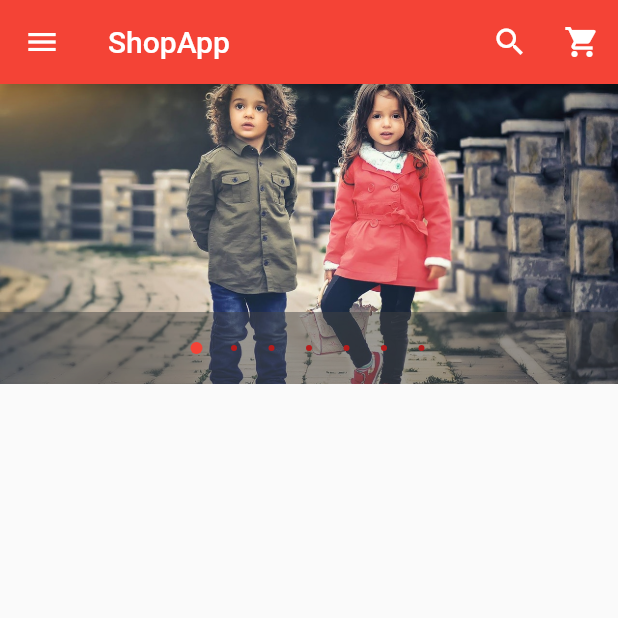
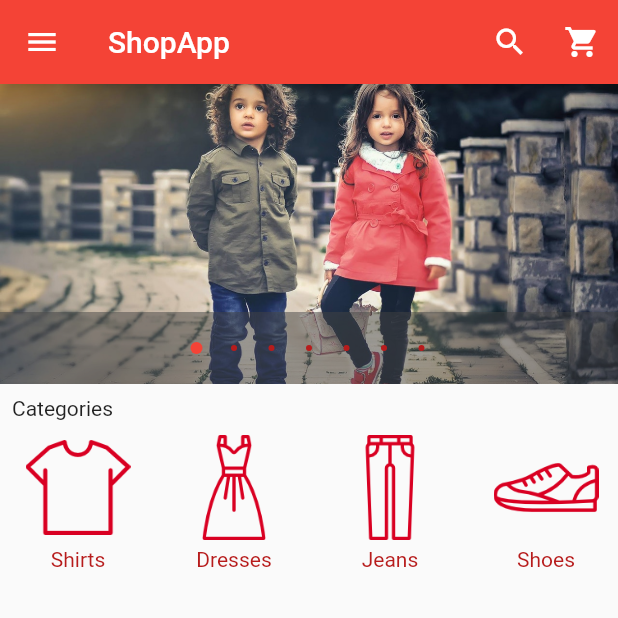
Before and after one commit to PeterMaged97/shopapp, a Flutter app: the screen it shows after launch, on a phone screen of 412 x 824 dp, the top half of it. Run offline on Flutter 3.47's test engine with Material 2 defaults, Android fonts, the phone set to English and light mode, and no system bars; drawn by our look-alikes of carousel_pro.

Commit message:
Added horizontal category listView

```diff
--- /dev/null
+++ b/lib/Components/horizontal_listview.dart
@@ -0,0 +1,23 @@
+import 'package:flutter/material.dart';
+import 'package:shopapp/listview_category.dart';
+
+class HorizontalList extends StatelessWidget {
+  @override
+  Widget build(BuildContext context) {
+    return Container(
+      height: 100.0,
+      child: ListView(
+        scrollDirection: Axis.horizontal,
+        children: [
+          ListViewCategory('images/cats/tshirt.png', 'Shirts'),
+          ListViewCategory('images/cats/dress.png', 'Dresses'),
+          ListViewCategory('images/cats/jeans.png', 'Jeans'),
+          ListViewCategory('images/cats/shoe.png', 'Shoes'),
+          ListViewCategory('images/cats/formal.png', 'Formal'),
+          ListViewCategory('images/cats/informal.png', 'Informal'),
+          ListViewCategory('images/cats/accessories.png', 'Accessories'),
+        ],
+      ),
+    );
+  }
+}
--- a/lib/Screens/home_page.dart
+++ b/lib/Screens/home_page.dart
@@ -1,6 +1,7 @@
 import 'package:flutter/material.dart';
 import 'package:shopapp/Components/drawer_list_tile.dart';
 import 'package:carousel_pro/carousel_pro.dart';
+import 'package:shopapp/Components/horizontal_listview.dart';
 
 class HomePage extends StatefulWidget {
   @override
@@ -101,11 +102,13 @@ class _HomePageState extends State<HomePage> {
           ],
         ),
       ),
-      body: SizedBox(
+      body: ListView(
+        children: [
+          SizedBox(
             height: 200,
             child: Carousel(
               boxFit: BoxFit.cover,
-          //autoplay: true,
+              autoplay: false,
               animationCurve: Curves.fastOutSlowIn,
               animationDuration: Duration(seconds: 1),
               dotSize: 4.0,
@@ -121,7 +124,14 @@ class _HomePageState extends State<HomePage> {
                 AssetImage('images/w4.jpeg'),
               ],
             ),
-      )
+          ),
+          Padding(
+            padding: EdgeInsets.all(8.0),
+            child: Text('Categories'),
+          ),
+          HorizontalList(),
+        ],
+      ),
     );
   }
 }
--- /dev/null
+++ b/lib/listview_category.dart
@@ -0,0 +1,51 @@
+import 'package:flutter/material.dart';
+
+class ListViewCategory extends StatelessWidget {
+  final String imageLocation;
+  final String imageCaption;
+
+  ListViewCategory(this.imageLocation, this.imageCaption);
+
+  @override
+  Widget build(BuildContext context) {
+    return Padding(
+      padding: const EdgeInsets.all(2.0),
+      child: InkWell(
+        onTap: () {},
+        child: Container(
+            width: 100.0,
+            child: Column(
+              children: [
+                Image.asset(
+                  imageLocation,
+                  width: 100.0,
+                  height: 70,
+                ),
+                SizedBox(height: 5,),
+                Text(
+                  imageCaption,
+                  style: TextStyle(color: Colors.red[900]),
+                  textAlign: TextAlign.center,
+                ),
+              ],
+            )
+            // child: ListTile(
+            //   title: Image.asset(
+            //     imageLocation,
+            //     width: 100.0,
+            //     height: 80,
+            //   ),
+            //   subtitle: Container(
+            //     alignment: Alignment.topCenter,
+            //     child: Text(
+            //       imageCaption,
+            //       style: TextStyle(color: Colors.red),
+            //       //textAlign: TextAlign.center,
+            //     ),
+            //   ),
+            // ),
+            ),
+      ),
+    );
+  }
+}
--- a/pubspec.yaml
+++ b/pubspec.yaml
@@ -48,6 +48,8 @@ flutter:
   # To add assets to your application, add an assets section, like this:
   assets:
     - images/
+    - images/cats/
+    - images/products/
 
   # An image asset can refer to one or more resolution-specific "variants", see
   # https://flutter.dev/assets-and-images/#resolution-aware.
```
Lines whose indentation alone changed are shown as unchanged.
